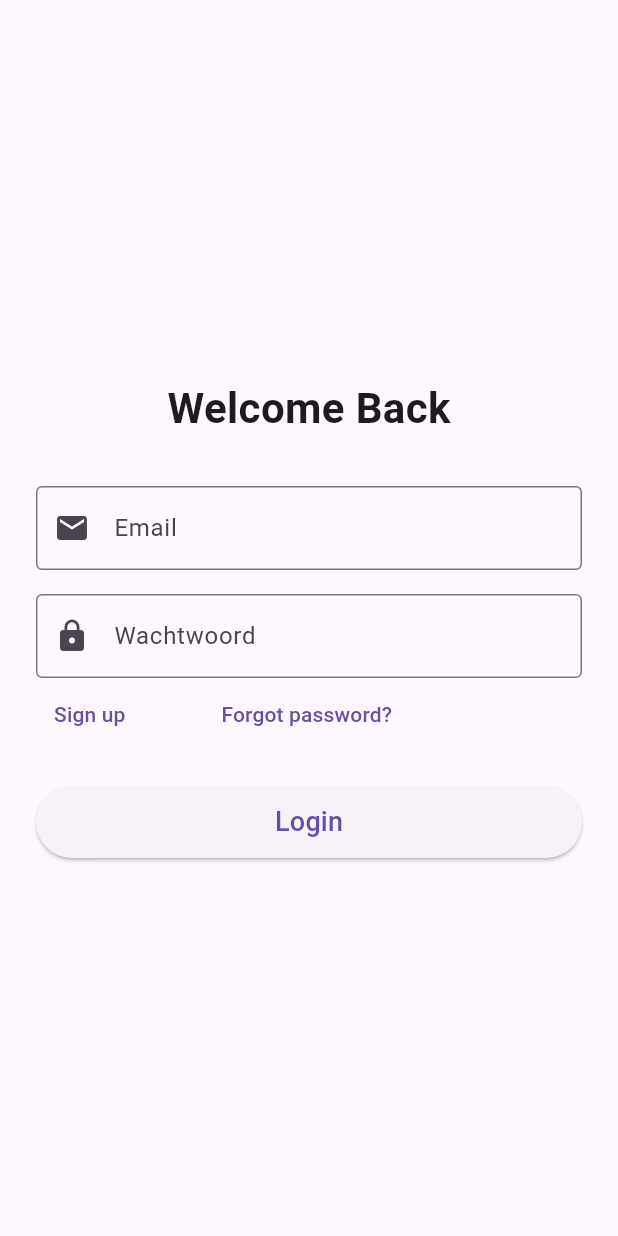
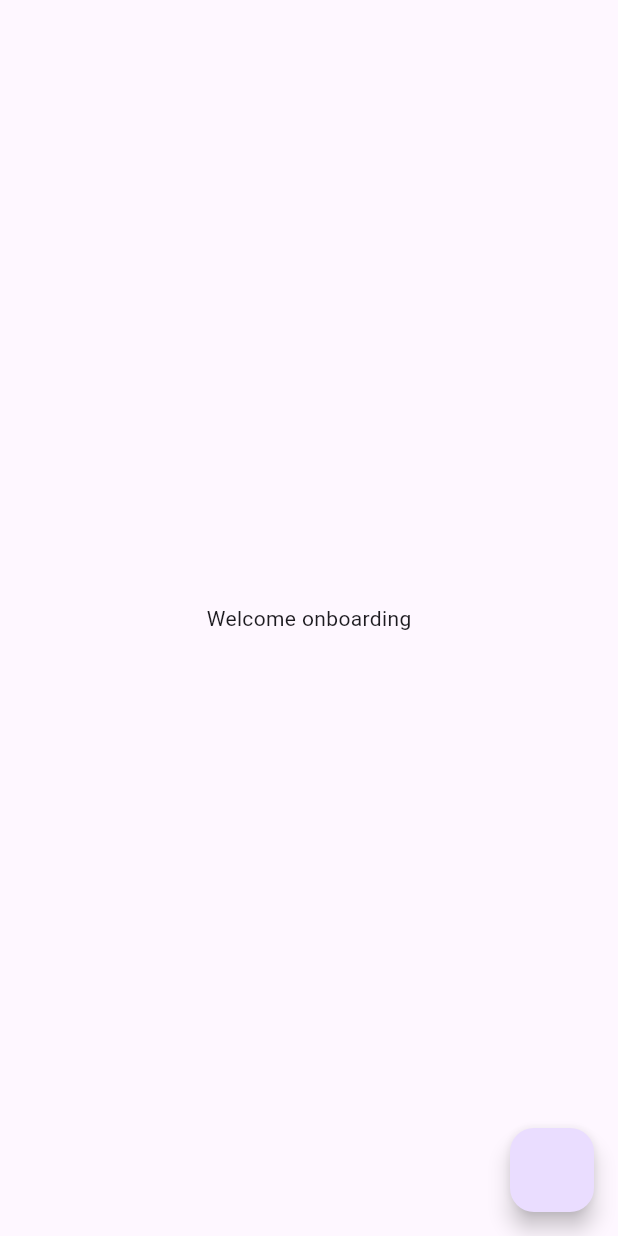
Before and after one commit to KhalilHen/customer_app_, a Flutter app: the screen it shows after launch, on a phone screen of 412 x 824 dp. Run offline on Flutter 3.47's test engine with Material 3 defaults, Android fonts, the phone set to English and light mode, and no system bars; our stand-ins replace geolocator, go_router, shared_preferences, supabase_flutter; accounts and stored records are empty.

Commit message:
Added quik onboarding text file to use the onboarding page on first time opening the app.

```diff
--- a/analysis_options.yaml
+++ b/analysis_options.yaml
@@ -3,6 +3,7 @@ include: package:flutter_lints/flutter.yaml
 analyzer:
   plugins:
     - dart_code_metrics
+    - custom_lint
 
   strong-mode:
     implicit-casts: false
--- /dev/null
+++ b/lib/pages/onboarding/onboarding.dart
@@ -0,0 +1,28 @@
+import 'package:flutter/material.dart';
+import 'package:hf_customer_app/service/onboarding_service.dart';
+
+class Onboarding extends StatefulWidget {
+  const Onboarding({super.key});
+
+  @override
+  State<Onboarding> createState() => _OnboardingState();
+}
+
+class _OnboardingState extends State<Onboarding> {
+  @override
+  Widget build(BuildContext context) {
+    return  Scaffold(
+
+
+      body: const Center(child: Text("Welcome onboarding"),),
+
+
+
+      floatingActionButton: FloatingActionButton(onPressed: () async {
+
+        await OnboardingService.markOnboardingAsSeen();
+
+      }),
+    );
+  }
+}
--- a/lib/routes/routes.dart
+++ b/lib/routes/routes.dart
@@ -1,68 +1,73 @@
+import 'package:flutter/widgets.dart';
 import 'package:go_router/go_router.dart';
+import 'package:hf_customer_app/models/restaurant.dart';
 import 'package:hf_customer_app/pages/forgot_password.dart';
 import 'package:hf_customer_app/pages/homepage.dart';
 import 'package:hf_customer_app/pages/location_page.dart';
 import 'package:hf_customer_app/pages/login.dart';
+import 'package:hf_customer_app/pages/onboarding/onboarding.dart';
 import 'package:hf_customer_app/pages/restaurant_overview_.dart';
+import 'package:hf_customer_app/pages/restaurant_view.dart';
 import 'package:hf_customer_app/pages/sign_up.dart';
+import 'package:hf_customer_app/service/auth_gate.dart';
 
 class Routes {
-  static  GoRouter router({String? initialLocation}) {
-
-
-
+  static GoRouter router({String? initialLocation}) {
     return GoRouter(
-
-
       initialLocation: initialLocation ?? '/',
       routes: [
-
         GoRoute(
           path: '/',
-        builder: (context, state) => const LoginPage(
+          builder: (context, state) => const AuthGate(
             //? Here mabye later a global key to check if users is logged in
           ),
         ),
 
+        GoRoute(path: '/login', builder: (context, state) => const LoginPage()),
 
         GoRoute(
-        path: '/login',
-        builder: (context, state) => const LoginPage(
+          path: '/signup',
+          builder: (context, state) => const SignUpPage(),
         ),
+        GoRoute(
+          path: '/forgot-password',
+          builder: (context, state) => const ForgotPasswordPage(),
+        ),
+        GoRoute(
+          path: '/homepage',
+          builder: (context, state) => const Homepage(),
+        ),
+
+        //* Onboarding
+        GoRoute(
+          path: '/onboarding/welcome',
+
+          builder: (context, state) => const Onboarding(),
+        ),
+
+        // * Restaurants
+        GoRoute(
+          path: '/restaurants',
+          builder: (context, state) => const RestaurantOverviewPage(),
+        ),
+        GoRoute(
+          path: '/restaurant-specific',
+
+          builder: (context, state) {
+            final restaurant = state.extra as Restaurant;
+            return RestaurantView(restaurant: restaurant);
+          },
         ),
 
         GoRoute(
-        path: '/signup',
-        builder: (context, state) => const SignUpPage(        ),
-      ),  GoRoute(
-        path: '/forgot-password',
-        builder: (context, state) => const ForgotPasswordPage(
+          path: '/locatie',
+          builder: (context, state) => const LocationPage(),
         ),
-      ),  GoRoute(
-        path: '/homepage',
-        builder: (context, state) => const Homepage(
-        ),
-      ),
-
-      GoRoute(
-
-
-        path: '/restaurants',
-        builder: (context, state) => const RestaurantOverviewPage(),
-
-      )  ,
-      GoRoute(path: '/locatie', builder: (context, state) => const LocationPage()),
-       GoRoute(
-        path: '/error',
-        builder: (context, state) => const LoginPage(
-        ),
-      ),
+        GoRoute(path: '/error', builder: (context, state) => const LoginPage()),
       ],
       // errorBuilder: (context, state) => ErrorPage(
       //   message: 'Page not found: ${state.uri.toString()}',
       // ),
     );
-
   }
-
 }
--- /dev/null
+++ b/lib/service/onboarding_service.dart
@@ -0,0 +1,8 @@
+import 'package:shared_preferences/shared_preferences.dart';
+
+class OnboardingService {
+  static Future<void> markOnboardingAsSeen() async {
+    final prefs = await SharedPreferences.getInstance();
+    await prefs.setBool('has_seen_onboarding', true);
+  }
+}
--- a/pubspec.yaml
+++ b/pubspec.yaml
@@ -17,6 +17,7 @@ dependencies:
   geolocator: ^14.0.2
   go_router: ^16.0.0
   mock_supabase_http_client: ^0.0.3+2
+  shared_preferences: ^2.5.3
   supabase_flutter: ^2.9.1
 
 dev_dependencies:
```
Also changed, not shown: lib/pages/homepage.dart (+9 -3 lines), lib/pages/restaurant_overview_.dart (+56 -63 lines), lib/pages/restaurant_view.dart (added, +82 -0 lines), lib/service/auth_gate.dart (+78 -0 lines), pubspec.lock. Lines whose indentation alone changed are shown as unchanged.
